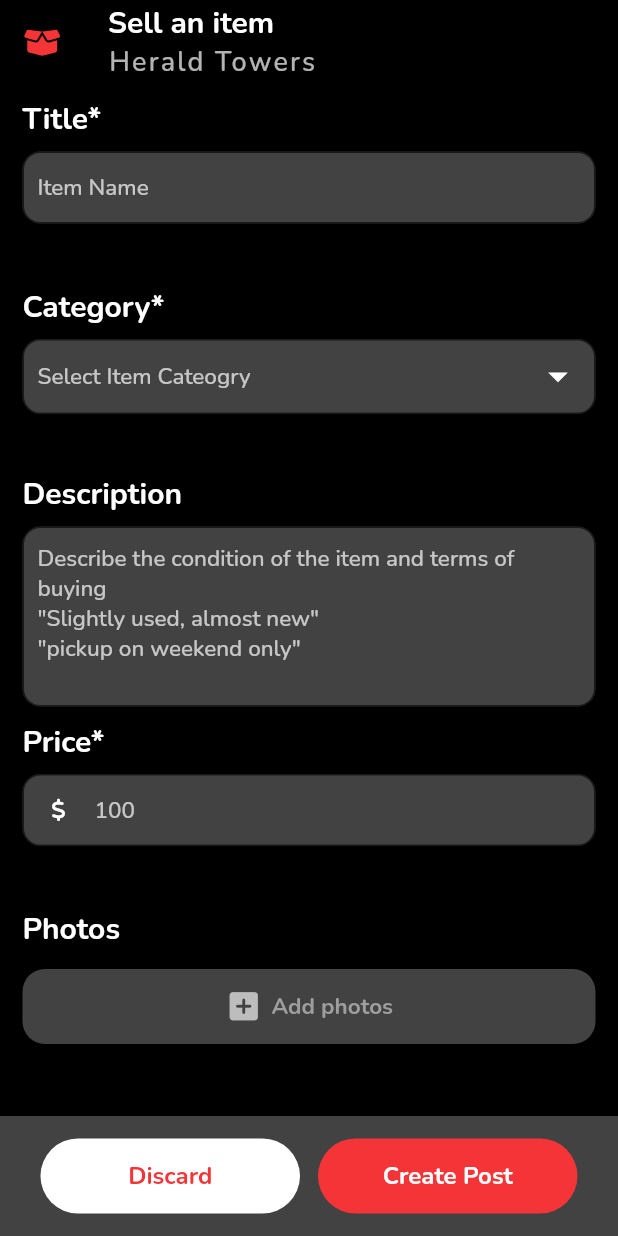
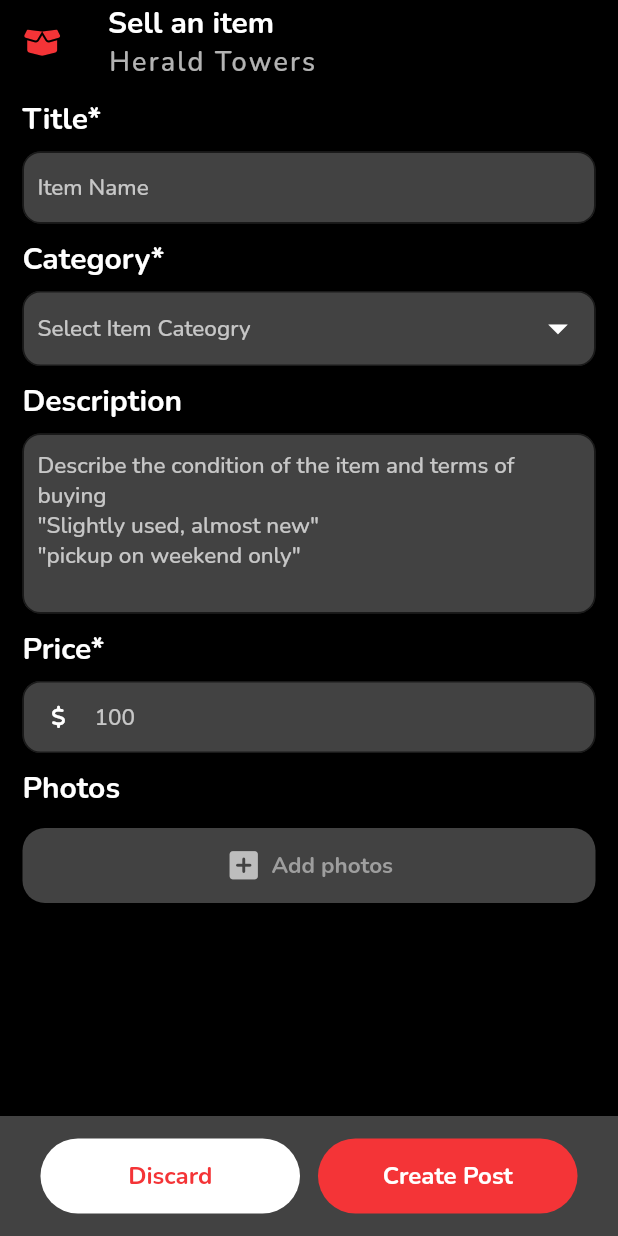
Before and after one commit to sagardev2301/goose_intern_assignment, a Flutter app: the PostItemScreen screen opened by its route, on a phone screen of 412 x 824 dp. Run offline on Flutter 3.47's test engine with Material 2 defaults, Android fonts, the phone set to English and light mode, and no system bars; our stand-ins replace awesome_bottom_bar, cloud_firestore, dropdown_button2, firebase_auth, firebase_core, firebase_storage and 6 more; missing offline and left inert: random_avatar; accounts and stored records are empty.

Commit message:
More Improvements in UI.

```diff
--- a/lib/post/providers/post_provider.dart
+++ b/lib/post/providers/post_provider.dart
@@ -4,7 +4,6 @@ import 'package:firebase_auth/firebase_auth.dart';
 import 'package:cloud_firestore/cloud_firestore.dart';
 import 'package:firebase_storage/firebase_storage.dart';
 import 'package:image_picker/image_picker.dart';
-
 
 
 class Post extends ChangeNotifier {
@@ -46,16 +45,17 @@ class Post extends ChangeNotifier {
           imageUrls.add(downloadUrl);
         }
       }
-
+      // Upload the post Details to the location where the post details will be stored in Firebase Firestore
       await postDocRef.set({
         'title': title,
         'category': category,
         'description': description,
         'price': price,
-        'createdAt' : DateTime.now(),
+        'createdAt': DateTime.now(),
         'imagesUrl': imageUrls,
       });
 
+      // Get the reference
       final userRef =
           FirebaseFirestore.instance.collection('users').doc(user!.uid);
       await userRef.update({
--- a/lib/post/screens/post_item_screen.dart
+++ b/lib/post/screens/post_item_screen.dart
@@ -116,9 +116,7 @@ class _PostItemScreenState extends State<PostItemScreen> {
                     const TextInputName(
                       name: 'Title*',
                     ),
-                    SizedBox(
-                      height: 80,
-                      child: TextFormField(
+                    TextFormField(
                       focusNode: _focusNodes[0],
                       style: Theme.of(context).textTheme.titleSmall,
                       keyboardType: TextInputType.text,
@@ -126,8 +124,8 @@ class _PostItemScreenState extends State<PostItemScreen> {
                       decoration: InputDecoration(
                         focusedBorder: OutlineInputBorder(
                           borderRadius: BorderRadius.circular(12),
-                            borderSide: const BorderSide(
-                                color: Colors.white54, width: 1),
+                          borderSide:
+                              const BorderSide(color: Colors.white54, width: 1),
                         ),
                         filled: true,
                         border: OutlineInputBorder(
@@ -150,11 +148,8 @@ class _PostItemScreenState extends State<PostItemScreen> {
                       },
                       onFieldSubmitted: (_) => _focusNodes[1].requestFocus(),
                     ),
-                    ),
                     const TextInputName(name: "Category*"),
-                    SizedBox(
-                      height: 80,
-                      child: DropdownButtonFormField2(
+                    DropdownButtonFormField2(
                       focusNode: _focusNodes[1],
                       value: selectedItem,
                       hint: Text(
@@ -165,8 +160,8 @@ class _PostItemScreenState extends State<PostItemScreen> {
                       decoration: InputDecoration(
                         focusedBorder: OutlineInputBorder(
                           borderRadius: BorderRadius.circular(12),
-                            borderSide: const BorderSide(
-                                color: Colors.white54, width: 1),
+                          borderSide:
+                              const BorderSide(color: Colors.white54, width: 1),
                         ),
                         contentPadding: const EdgeInsets.all(10),
                         isDense: true,
@@ -223,7 +218,6 @@ class _PostItemScreenState extends State<PostItemScreen> {
                           )
                           .toList(),
                     ),
-                    ),
                     const TextInputName(name: "Description"),
                     SizedBox(
                       height: 120,
@@ -258,17 +252,15 @@ class _PostItemScreenState extends State<PostItemScreen> {
                       ),
                     ),
                     const TextInputName(name: "Price*"),
-                    SizedBox(
-                      height: 80,
-                      child: TextFormField(
+                    TextFormField(
                       focusNode: _focusNodes[3],
                       style: Theme.of(context).textTheme.titleSmall,
                       keyboardType: TextInputType.number,
                       decoration: InputDecoration(
                         focusedBorder: OutlineInputBorder(
                           borderRadius: BorderRadius.circular(12),
-                            borderSide: const BorderSide(
-                                color: Colors.white54, width: 1),
+                          borderSide:
+                              const BorderSide(color: Colors.white54, width: 1),
                         ),
                         filled: true,
                         prefixIcon: const Icon(
@@ -294,7 +286,6 @@ class _PostItemScreenState extends State<PostItemScreen> {
                         }
                         return null;
                       },
-                      ),
                     ),
                     const TextInputName(name: "Photos"),
                     SizedBox(
--- a/lib/profile/widgets/profile_option_extra.dart
+++ b/lib/profile/widgets/profile_option_extra.dart
@@ -41,7 +41,7 @@ class _ProfileOptionExtraState extends State<ProfileOptionExtra> {
               children: [
                 Text(
                   widget.title,
-                  style: Theme.of(context).textTheme.bodyMedium,
+                  style: Theme.of(context).textTheme.labelLarge,
                 ),
                 Text(
                   widget.description,
--- a/lib/profile/widgets/profile_screen_option.dart
+++ b/lib/profile/widgets/profile_screen_option.dart
@@ -35,7 +35,7 @@ class ProfileOption extends StatelessWidget {
               ),
               Text(
                 title,
-                style: Theme.of(context).textTheme.bodyMedium,
+                style: Theme.of(context).textTheme.labelLarge,
               ),
               const Spacer(),
               if (currentLanguageChoosed != null)
--- a/pubspec.yaml
+++ b/pubspec.yaml
@@ -48,6 +48,7 @@ dependencies:
   firebase_storage: ^11.1.1
   cloud_firestore: ^4.5.2
   firebase_database: ^10.1.1
+  shared_preferences: ^2.1.0
 
 dev_dependencies:
   flutter_test:
```
Also changed, not shown: lib/global/providers/auth.dart (+32 -2 lines), lib/main.dart (+13 -2 lines), pubspec.lock. Lines whose indentation alone changed are shown as unchanged.
